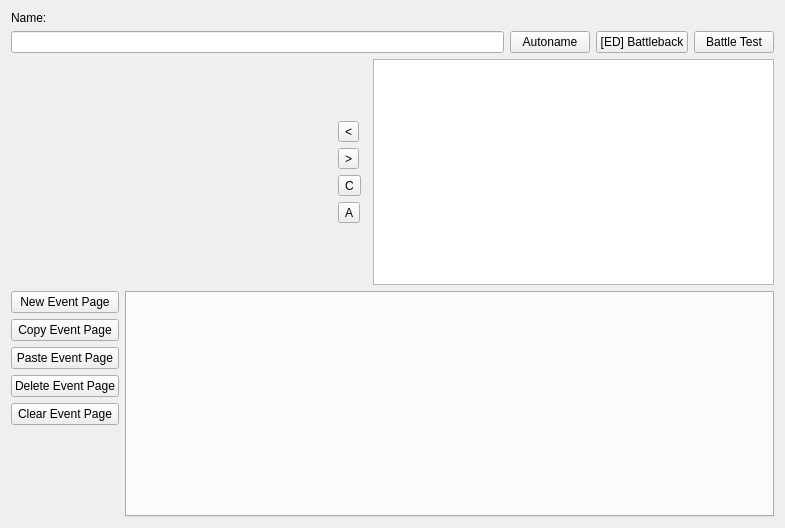
Qt form editors/troops/edittroops.ui (jowin202/YaRXP) before a commit.
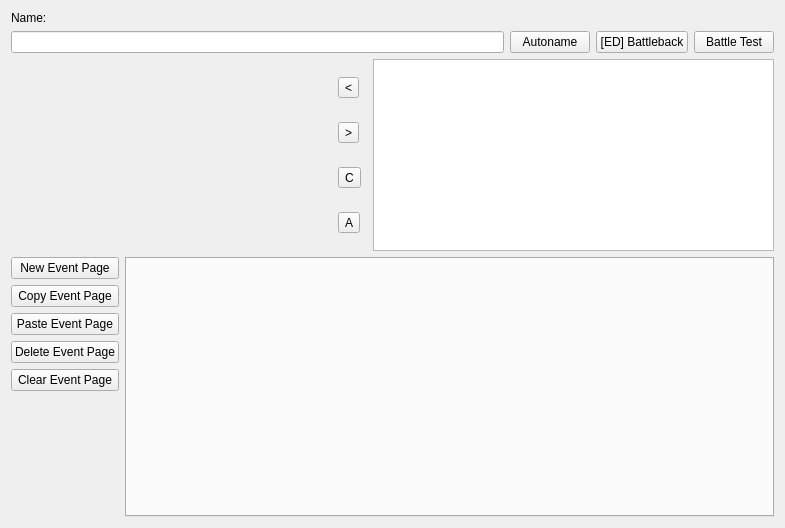
The same form after that commit. Custom widgets are drawn as their Qt base class.

Patch:
```diff
--- a/editors/troops/edittroops.ui
+++ b/editors/troops/edittroops.ui
@@ -70,40 +70,14 @@
    </item>
    <item row="1" column="1">
     <layout class="QGridLayout" name="gridLayout_4">
-     <item row="1" column="1">
+     <item row="0" column="1">
       <widget class="QToolButton" name="button_add">
        <property name="text">
         <string>&lt;</string>
        </property>
       </widget>
      </item>
-     <item row="0" column="1">
-      <spacer name="verticalSpacer">
-       <property name="orientation">
-        <enum>Qt::Vertical</enum>
-       </property>
-       <property name="sizeHint" stdset="0">
-        <size>
-         <width>20</width>
-         <height>40</height>
-        </size>
-       </property>
-      </spacer>
-     </item>
-     <item row="5" column="1">
-      <spacer name="verticalSpacer_2">
-       <property name="orientation">
-        <enum>Qt::Vertical</enum>
-       </property>
-       <property name="sizeHint" stdset="0">
-        <size>
-         <width>20</width>
-         <height>40</height>
-        </size>
-       </property>
-      </spacer>
-     </item>
-     <item row="2" column="1">
+     <item row="1" column="1">
       <widget class="QToolButton" name="button_remove">
        <property name="text">
         <string>&gt;</string>
@@ -111,23 +85,30 @@
       </widget>
      </item>
      <item row="3" column="1">
-      <widget class="QToolButton" name="button_clear">
-       <property name="text">
-        <string>C</string>
-       </property>
-      </widget>
-     </item>
-     <item row="4" column="1">
       <widget class="QToolButton" name="button_arrange">
        <property name="text">
         <string>A</string>
        </property>
       </widget>
      </item>
+     <item row="2" column="1">
+      <widget class="QToolButton" name="button_clear">
+       <property name="text">
+        <string>C</string>
+       </property>
+      </widget>
+     </item>
     </layout>
    </item>
    <item row="1" column="3">
-    <widget class="QListWidget" name="list_enemies"/>
+    <widget class="QListWidget" name="list_enemies">
+     <property name="sizePolicy">
+      <sizepolicy hsizetype="Expanding" vsizetype="Minimum">
+       <horstretch>0</horstretch>
+       <verstretch>0</verstretch>
+      </sizepolicy>
+     </property>
+    </widget>
    </item>
    <item row="2" column="0" colspan="4">
     <layout class="QGridLayout" name="gridLayout_5">
```
Left out of the diff: 4 changed lines with no effect on the pictures.
